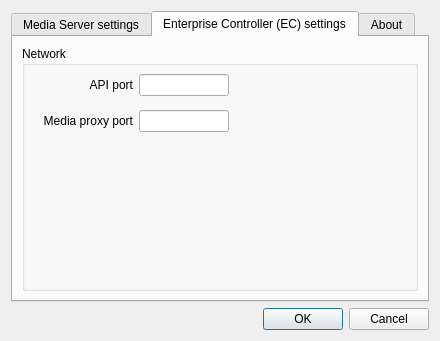
Old version of the form traytool/src/settings.ui in the repository networkoptix/nx_open.
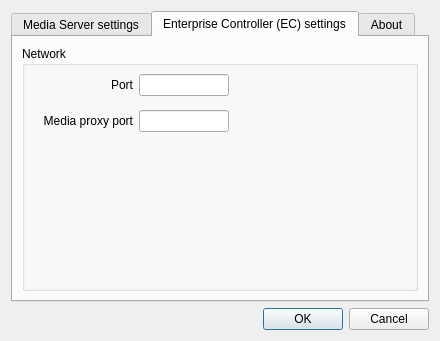
New version of the form. The open tabs and pages were chosen to show the change.

Commit message:
Traytool API Port -> Port
<==== Mercurial data ====>
Branch: master

What changed in the file:
```diff
--- a/traytool/src/settings.ui
+++ b/traytool/src/settings.ui
@@ -343,7 +343,7 @@
            <item row="0" column="0">
             <widget class="QLabel" name="label">
              <property name="text">
-              <string>API port</string>
+              <string>Port</string>
              </property>
              <property name="alignment">
               <set>Qt::AlignRight|Qt::AlignTrailing|Qt::AlignVCenter</set>
```
